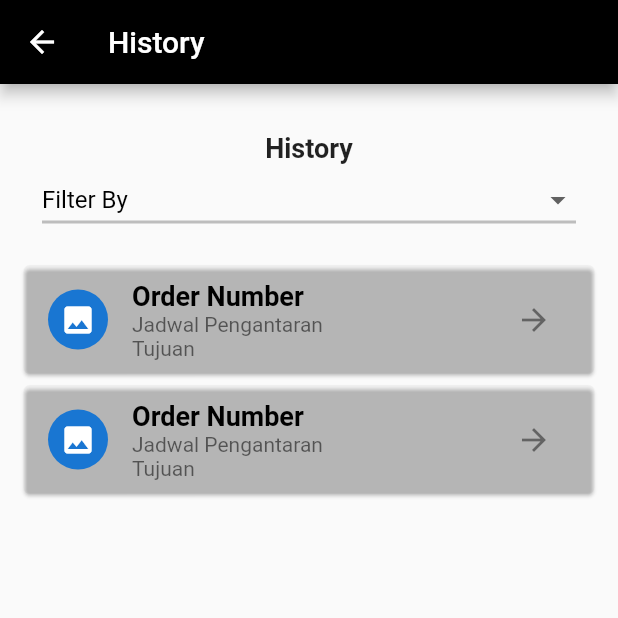
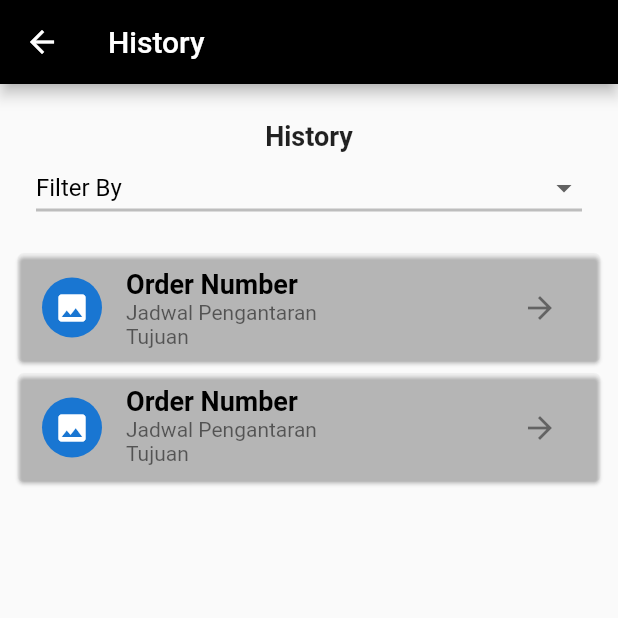
Before and after one commit to wlp26/Project_Ekspedisi, a Flutter app: the HistoryScreen screen opened directly, on a phone screen of 412 x 824 dp, the top half of it. Run offline on Flutter 3.47's test engine with Material 2 defaults, Android fonts, the light colour scheme and no system bars.

Commit message:
update padding

```diff
--- a/lib/main.dart
+++ b/lib/main.dart
@@ -1,4 +1,8 @@
 import 'package:flutter/material.dart';
+import 'package:project_ekspedisi/screens/detailHistory.dart';
+import 'package:project_ekspedisi/screens/detailPengantaran.dart';
+import 'package:project_ekspedisi/screens/history.dart';
+import 'package:project_ekspedisi/screens/home.dart';
 
 import 'package:project_ekspedisi/screens/login.dart';
 
@@ -10,7 +14,7 @@ class EkspedisiApp extends StatelessWidget {
   @override
   Widget build(BuildContext context) {
     return MaterialApp(
-      home: Login(),
+      home: HomeScreen(),
     );
   }
 }
--- a/lib/screens/detailHistory.dart
+++ b/lib/screens/detailHistory.dart
@@ -20,7 +20,7 @@ class _DetailHistoryScreenState extends State<DetailHistoryScreen> {
           backgroundColor: Colors.black,
         ),
         body: SingleChildScrollView(
-          padding: EdgeInsets.only(left: 20.0, right: 20.0, top: 50.0),
+          padding: EdgeInsets.only(left: 24.0, right: 24.0, top: 40.0),
           child: Column(
             children: [
               Card(
@@ -34,7 +34,7 @@ class _DetailHistoryScreenState extends State<DetailHistoryScreen> {
                 child: Column(
                   children: [
                     Container(
-                      padding: const EdgeInsets.only(top: 10.0),
+                      padding: const EdgeInsets.only(top: 8.0),
                       child: Center(
                         child: Text(
                           'Nomor Order',
--- a/lib/screens/detailPengantaran.dart
+++ b/lib/screens/detailPengantaran.dart
@@ -21,7 +21,7 @@ class _DetailPengantaranScreenState extends State<DetailPengantaranScreen> {
           backgroundColor: Colors.black,
         ),
         body: SingleChildScrollView(
-          padding: EdgeInsets.only(left: 20.0, right: 20.0, top: 50.0),
+          padding: EdgeInsets.only(left: 24.0, right: 24.0, top: 40.0),
           child: Column(
             children: [
               Card(
@@ -35,7 +35,7 @@ class _DetailPengantaranScreenState extends State<DetailPengantaranScreen> {
                 child: Column(
                   children: [
                     Container(
-                      padding: const EdgeInsets.only(top: 10.0),
+                      padding: const EdgeInsets.only(top: 8.0),
                       child: Center(
                         child: Text(
                           'Nomor Order',
@@ -129,7 +129,6 @@ class _DetailPengantaranScreenState extends State<DetailPengantaranScreen> {
                 ),
                 child: Text('Start'),
               ),
-              Padding(padding: EdgeInsets.only(bottom: 10.0))
             ],
           ),
         ));
--- a/lib/screens/history.dart
+++ b/lib/screens/history.dart
@@ -24,13 +24,13 @@ class _HistoryScreenState extends State<HistoryScreen> {
         backgroundColor: Colors.black,
       ),
       body: ListView(
-        padding: EdgeInsets.all(12.0),
+        padding: EdgeInsets.all(8.0),
         children: [
           Column(
             crossAxisAlignment: CrossAxisAlignment.start,
             children: [
               const Padding(
-                padding: EdgeInsets.only(top: 20),
+                padding: EdgeInsets.only(top: 16.0),
                 child: Center(
                   child: Text(
                     'History',
@@ -122,7 +122,7 @@ class _HistoryScreenState extends State<HistoryScreen> {
                   color: const Color.fromARGB(
                       1, 206, 206, 206), // Set the desired shade of grey
                   child: ListTile(
-                    minVerticalPadding: 10.0,
+                    minVerticalPadding: 8.0,
                     leading: CircleAvatar(
                       child: Icon(Icons.image), // Replace with your thumbnail
                     ),
```
